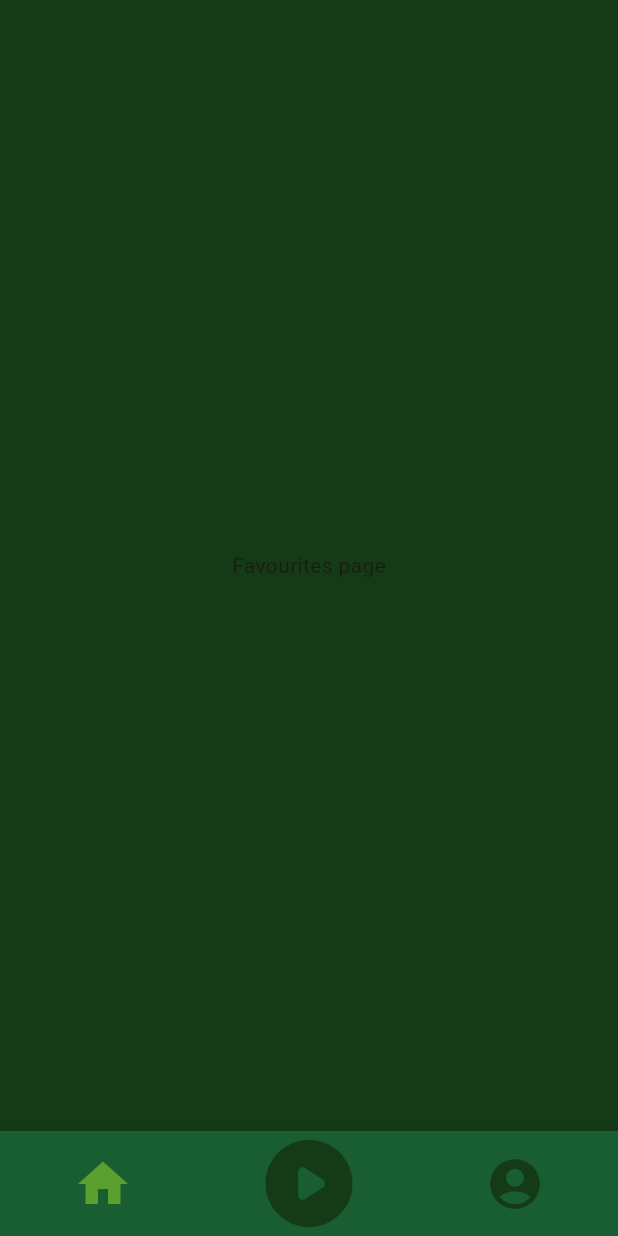
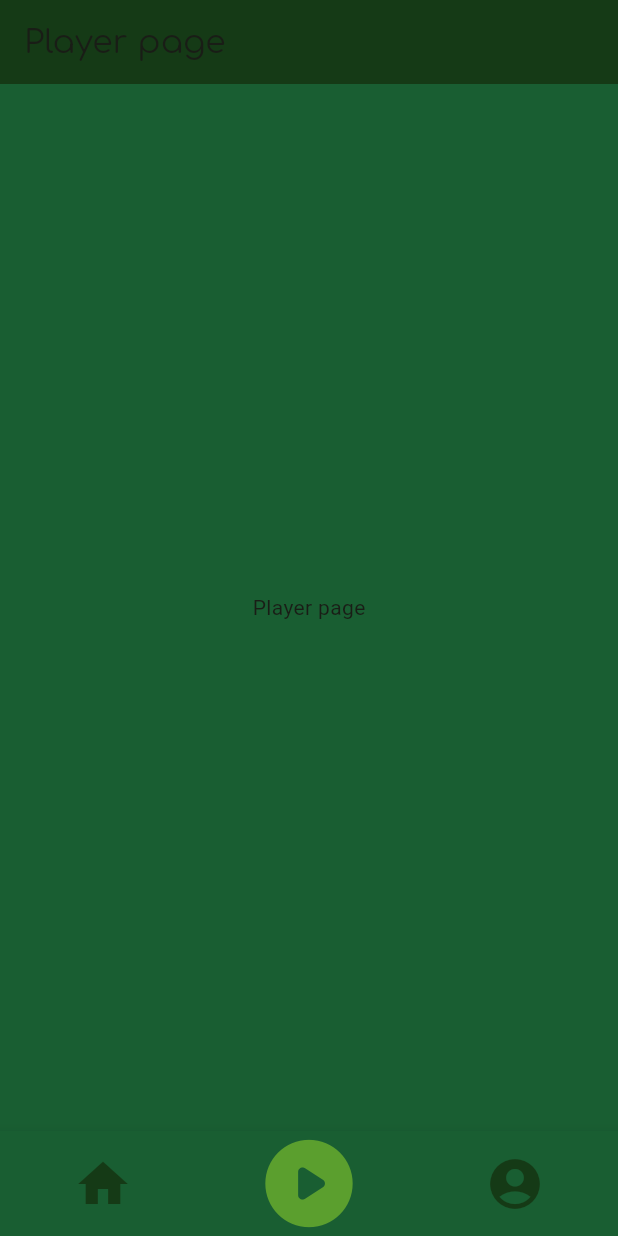
Before and after one commit to turdigicode/flutter_duo_practice, a Flutter app: the screen it shows after launch, on a phone screen of 412 x 824 dp. Run offline on Flutter 3.47's test engine with Material 3 defaults, Android fonts, the phone set to English and light mode, and no system bars.

Commit message:
Add routing system

```diff
--- /dev/null
+++ b/lib/constants/app_routes.dart
@@ -0,0 +1,32 @@
+import 'package:flutter/material.dart';
+
+import '../main.dart';
+import '../screens/favorites/favorites.dart';
+import '../screens/player/player.dart';
+import '../screens/profile/profile.dart';
+
+class AppRoutes {
+  static const String home = "/";
+  static const String favorites = "/favorites";
+  static const String player = "/player";
+  static const String profile = "/profile";
+
+  static MaterialPageRoute? onGenerateRoute(RouteSettings settings) {
+    return MaterialPageRoute(
+        builder: (BuildContext context) {
+          switch (settings.name) {
+            case home:
+              return const MyHomePage();
+            case favorites:
+              return const Favorites();
+            case player:
+              return const Player();
+            case profile:
+              return const Profile();
+            default:
+              return const MyHomePage();
+          }
+      },
+    );
+  }
+}
--- a/lib/main.dart
+++ b/lib/main.dart
@@ -1,9 +1,10 @@
 import 'package:flutter/material.dart';
-import 'package:flutter_duo_practice/constants/fonts_constants.dart';
-import 'package:flutter_duo_practice/pages/favorites_page/favorites.dart';
-import 'package:flutter_duo_practice/pages/player_page/player.dart';
-import 'package:flutter_duo_practice/pages/profile_page/profile.dart';
-import 'package:flutter_duo_practice/constants/app_colors.dart';
+import '../constants/app_colors.dart';
+import '../constants/app_routes.dart';
+import '../constants/fonts_constants.dart';
+import '../screens/favorites/favorites.dart';
+import '../screens/player/player.dart';
+import '../screens/profile/profile.dart';
 
 void main() {
   runApp(const MyApp());
@@ -15,13 +16,18 @@
   @override
   Widget build(BuildContext context) {
     return MaterialApp(
-      title: 'Flutter Demo',
+      title: 'Meditation',
+      //home: const MyHomePage(),
       theme: ThemeData(
         textTheme: TextTheme(titleLarge: AppFonts.regular),
-        colorScheme: ColorScheme.fromSeed(seedColor: AppColors.secondary, surface: AppColors.background),
+        colorScheme: ColorScheme.fromSeed(
+            seedColor: AppColors.secondary,
+            surface: AppColors.background
+        ),
         useMaterial3: true,
       ),
-      home: const MyHomePage(),
+      initialRoute: AppRoutes.home,
+      onGenerateRoute: AppRoutes.onGenerateRoute,
     );
   }
 }
@@ -34,15 +40,15 @@
 }
 
 class _MyHomePageState extends State<MyHomePage> {
-  int _selectedIndex = 0;
+  int _selectedIndex = 1;
 
-  final List<Widget> _pages = [
-    const FavoritesPages(),
-    const PlayerPages(),
-    const ProfilePages()
+  final List<Widget> _screens = [
+    const Favorites(),
+    const Player(),
+    const Profile()
   ];
 
-  void _onItemTapped(int index){
+  void _onItemTapped(int index) {
     setState(() {
       _selectedIndex = index;
     });
@@ -53,7 +59,7 @@
     return Scaffold(
       body: IndexedStack(
         index: _selectedIndex,
-        children: _pages,
+        children: _screens,
       ),
       bottomNavigationBar: BottomNavigationBar(
         unselectedFontSize: 0,
@@ -61,8 +67,10 @@
         backgroundColor: AppColors.primary,
         items: const <BottomNavigationBarItem>[
           BottomNavigationBarItem(icon: Icon(Icons.home, size: 40), label: ""),
-          BottomNavigationBarItem(icon: Icon(Icons.play_circle_rounded, size: 70), label: ""),
-          BottomNavigationBarItem(icon: Icon(Icons.account_circle_rounded, size: 40), label: ""),
+          BottomNavigationBarItem(
+              icon: Icon(Icons.play_circle_rounded, size: 70), label: ""),
+          BottomNavigationBarItem(
+              icon: Icon(Icons.account_circle_rounded, size: 40), label: ""),
         ],
         currentIndex: _selectedIndex,
         selectedItemColor: AppColors.secondary,
--- a/lib/pages/favorites_page/favorites.dart
+++ /dev/null
@@ -1,12 +0,0 @@
-import 'package:flutter/material.dart';
-
-class FavoritesPages extends StatelessWidget {
-  const FavoritesPages({super.key});
-
-  @override
-  Widget build(BuildContext context) {
-    return const Center(
-      child: Text("Favourites page"),
-    );
-  }
-}
--- /dev/null
+++ b/lib/screens/player/player.dart
@@ -0,0 +1,24 @@
+import 'package:flutter/material.dart';
+import 'package:flutter_duo_practice/constants/app_colors.dart';
+
+class Player extends StatelessWidget {
+  const Player({super.key});
+
+  @override
+  Widget build(BuildContext context) {
+    return Scaffold(
+      appBar: AppBar(
+        title: const Text("Player page"),
+      ),
+      backgroundColor: AppColors.primary,
+      body: const Center(
+          child: Column(
+            mainAxisAlignment: MainAxisAlignment.center,
+            children: [
+              Text("Player page"),
+            ],
+          )
+      ),
+    );
+  }
+}
--- a/pubspec.yaml
+++ b/pubspec.yaml
@@ -49,7 +49,7 @@ dev_dependencies:
   flutter_lints: ^4.0.0
 
 # For information on the generic Dart part of this file, see the
-# following pages: https://dart.dev/tools/pub/pubspec
+# following screens: https://dart.dev/tools/pub/pubspec
 
 # The following section is specific to Flutter packages.
 flutter:
```
Also changed, not shown: lib/pages/player_page/player.dart (deleted, +0 -12 lines), lib/pages/profile_page/profile.dart (deleted, +0 -12 lines), lib/screens/favorites/favorites.dart (added, +19 -0 lines), lib/screens/profile/profile.dart (added, +19 -0 lines).
